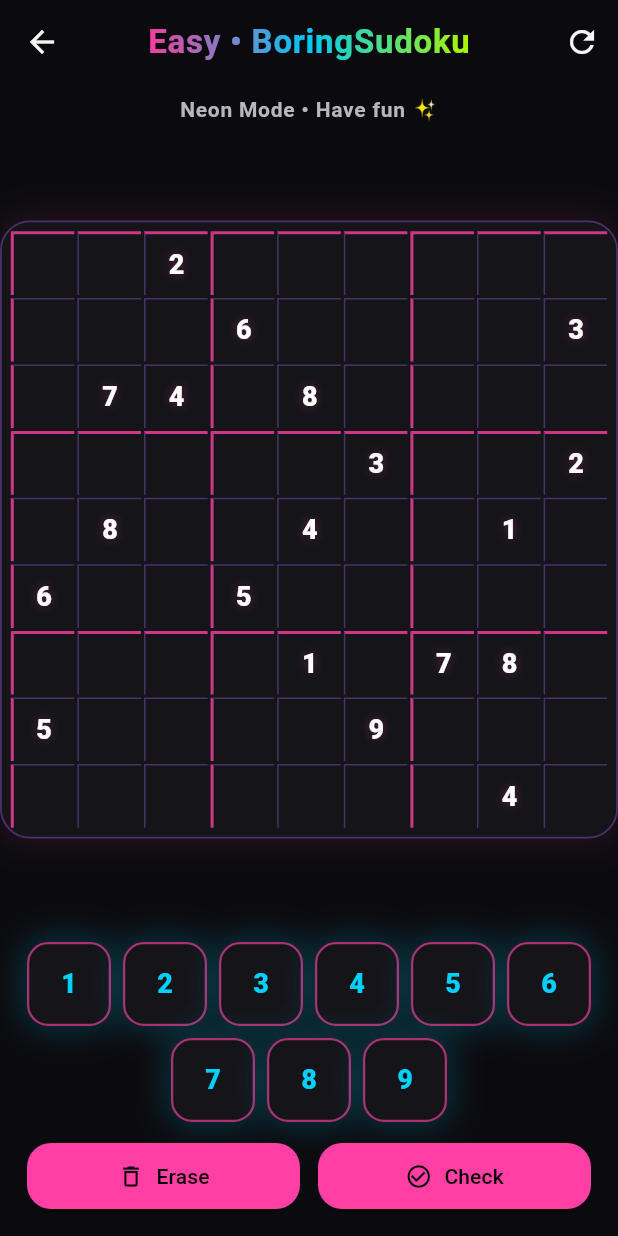
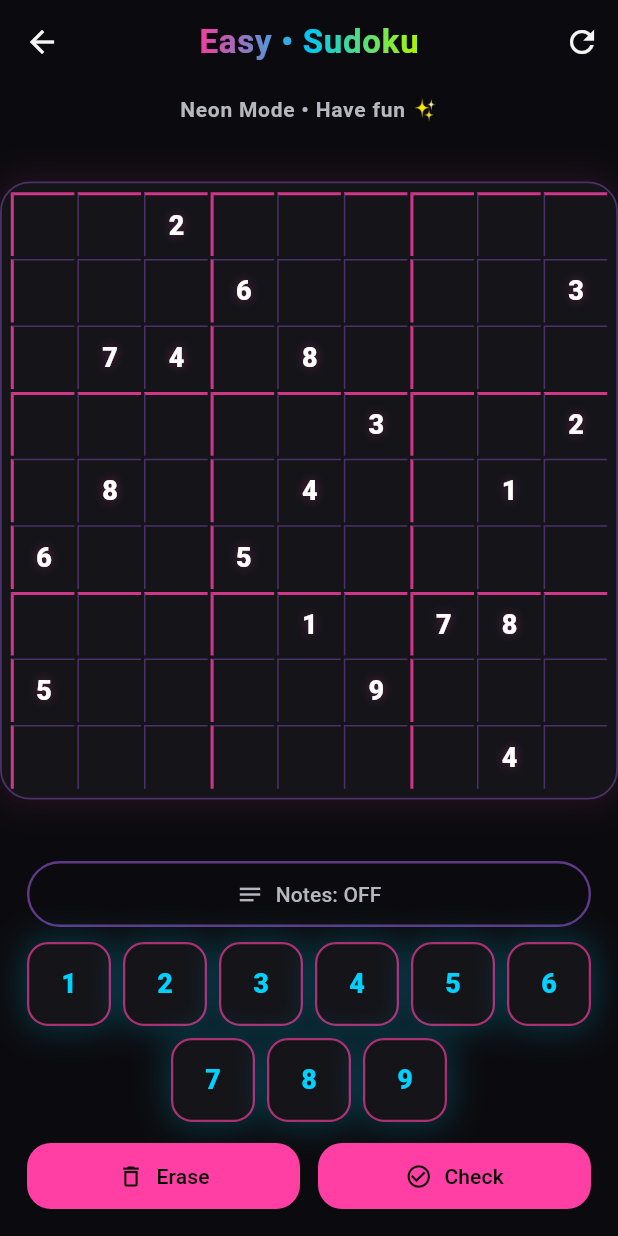
Before and after one commit to NohemyGraffe/Sudoku-Space-Theme, a Flutter app: the GameScreen screen opened directly, on a phone screen of 412 x 824 dp. Run offline on Flutter 3.47's test engine with Material 3 defaults, Android fonts, the light colour scheme and no system bars.

Commit message:
notes added

```diff
--- a/lib/models/sudoku_board.dart
+++ b/lib/models/sudoku_board.dart
@@ -5,6 +5,10 @@ import 'difficulty.dart';
 class SudokuModel {
   late List<List<int>> initial;
   late List<List<int>> board;
+
+  // NEW: per-cell notes (candidates 1..9)
+  late List<List<Set<int>>> notes;
+
   Difficulty currentDifficulty = Difficulty.easy;
   final _rand = Random();
 
@@ -18,14 +22,48 @@ class SudokuModel {
     final src = list[_rand.nextInt(list.length)];
     initial = src.map((r) => List<int>.from(r)).toList();
     board = src.map((r) => List<int>.from(r)).toList();
+    notes = List.generate(9, (_) => List.generate(9, (_) => <int>{}));
   }
 
+  bool isFixed(int r, int c) => initial[r][c] != 0;
+
+  // Set a definitive value (not a note)
   void setCell(int r, int c, int? value) {
     if (isFixed(r, c)) return;
     board[r][c] = value ?? 0;
+    // Clear notes in this cell whenever the value changes
+    notes[r][c].clear();
+
+    // If we placed a value, remove that candidate from peers (row/col/box)
+    final v = board[r][c];
+    if (v != 0) {
+      for (final p in _peersOf(r, c)) {
+        notes[p.$1][p.$2].remove(v);
+      }
+    }
   }
 
-  bool isFixed(int r, int c) => initial[r][c] != 0;
+  // NOTES API
+  Set<int> notesAt(int r, int c) => notes[r][c];
+
+  void toggleNote(int r, int c, int n) {
+    if (isFixed(r, c)) return;
+
+    // Make sure we can always attach notes to this editable cell.
+    // If somehow a value exists, clear it so notes can show.
+    if (board[r][c] != 0) {
+      board[r][c] = 0;
+    }
+
+    final s = notes[r][c];
+    if (!s.remove(n)) {
+      s.add(n);
+    }
+  }
+
+  void clearNotes(int r, int c) {
+    notes[r][c].clear();
+  }
 
   bool get isComplete {
     for (final row in board) {
@@ -50,13 +88,10 @@ class SudokuModel {
     if (board[r].where((x) => x == v).length > 1) return true;
     // Col
     int colCount = 0;
-    for (var i = 0; i < 9; i++) {
-      if (board[i][c] == v) colCount++;
-    }
+    for (var i = 0; i < 9; i++) if (board[i][c] == v) colCount++;
     if (colCount > 1) return true;
     // Box
-    final br = (r ~/ 3) * 3;
-    final bc = (c ~/ 3) * 3;
+    final br = (r ~/ 3) * 3, bc = (c ~/ 3) * 3;
     int boxCount = 0;
     for (int i = br; i < br + 3; i++) {
       for (int j = bc; j < bc + 3; j++) {
@@ -72,4 +107,24 @@ class SudokuModel {
     }
     return false;
   }
+
+  // Helpers
+  Iterable<(int, int)> _peersOf(int r, int c) sync* {
+    // Row peers
+    for (int j = 0; j < 9; j++) {
+      if (j != c) yield (r, j);
+    }
+    // Col peers
+    for (int i = 0; i < 9; i++) {
+      if (i != r) yield (i, c);
+    }
+    // Box peers
+    final br = (r ~/ 3) * 3, bc = (c ~/ 3) * 3;
+    for (int i = br; i < br + 3; i++) {
+      for (int j = bc; j < bc + 3; j++) {
+        if (i == r && j == c) continue;
+        yield (i, j);
+      }
+    }
+  }
 }
--- a/lib/screens/game_screen.dart
+++ b/lib/screens/game_screen.dart
@@ -17,6 +17,9 @@ class _GameScreenState extends State<GameScreen> {
   int? selectedRow;
   int? selectedCol;
 
+  // NEW: notes mode switch
+  bool notesMode = false;
+
   @override
   void initState() {
     super.initState();
@@ -31,16 +34,47 @@ class _GameScreenState extends State<GameScreen> {
   }
 
   void _onCellTap(int r, int c) {
-    if (model.isFixed(r, c)) return;
     setState(() {
       selectedRow = r;
       selectedCol = c;
     });
   }
 
-  void _onInput(int? value) {
+  void _onInput(int? valueOrNumber) {
     if (selectedRow == null || selectedCol == null) return;
-    model.setCell(selectedRow!, selectedCol!, value);
+    final r = selectedRow!, c = selectedCol!;
+
+    if (notesMode) {
+      debugPrint(
+        'NOTES path: r=$r c=$c v=$valueOrNumber fixed=${model.isFixed(r, c)}',
+      );
+      if (valueOrNumber == null) return;
+      if (model.isFixed(r, c)) {
+        ScaffoldMessenger.of(context).showSnackBar(
+          const SnackBar(content: Text('Select an empty cell to add notes.')),
+        );
+        return;
+      }
+      model.toggleNote(r, c, valueOrNumber);
+      debugPrint(
+        'After toggle: notes=${model.notesAt(r, c)} board=${model.board[r][c]}',
+      );
+      setState(() {});
+      return;
+    }
+
+    model.setCell(r, c, valueOrNumber);
+    setState(() {});
+  }
+
+  void _erase() {
+    if (selectedRow == null || selectedCol == null) return;
+    final r = selectedRow!, c = selectedCol!;
+    if (notesMode) {
+      model.clearNotes(r, c);
+    } else {
+      model.setCell(r, c, null);
+    }
     setState(() {});
   }
 
@@ -62,9 +96,7 @@ class _GameScreenState extends State<GameScreen> {
               AppColors.neonLime,
             ],
           ).createShader(rect),
-          child: Text(
-            '${difficultyLabel(model.currentDifficulty)} • BoringSudoku',
-          ),
+          child: Text('${difficultyLabel(model.currentDifficulty)} • Sudoku'),
         ),
         actions: [
           IconButton(
@@ -111,7 +143,36 @@ class _GameScreenState extends State<GameScreen> {
                 ),
               ),
             ),
-            const SizedBox(height: 16),
+            const SizedBox(height: 12),
+
+            // NEW: Notes toggle
+            Padding(
+              padding: const EdgeInsets.symmetric(horizontal: 18.0),
+              child: Row(
+                children: [
+                  Expanded(
+                    child: OutlinedButton.icon(
+                      icon: Icon(notesMode ? Icons.edit_note : Icons.notes),
+                      label: Text(notesMode ? 'Notes: ON' : 'Notes: OFF'),
+                      style: OutlinedButton.styleFrom(
+                        side: BorderSide(
+                          color: notesMode
+                              ? AppColors.neonCyan
+                              : AppColors.neonViolet.withOpacity(0.5),
+                          width: 1.6,
+                        ),
+                        foregroundColor: notesMode
+                            ? AppColors.neonCyan
+                            : AppColors.muted,
+                        padding: const EdgeInsets.symmetric(vertical: 12),
+                      ),
+                      onPressed: () => setState(() => notesMode = !notesMode),
+                    ),
+                  ),
+                ],
+              ),
+            ),
+            const SizedBox(height: 8),
 
             // Number pad
             Padding(
@@ -136,8 +197,8 @@ class _GameScreenState extends State<GameScreen> {
                   Expanded(
                     child: ElevatedButton.icon(
                       icon: const Icon(Icons.delete_outline),
-                      label: const Text('Erase'),
-                      onPressed: () => _onInput(null),
+                      label: Text(notesMode ? 'Clear Notes' : 'Erase'),
+                      onPressed: _erase,
                     ),
                   ),
                   const SizedBox(width: 12),
@@ -220,6 +281,9 @@ class _GameScreenState extends State<GameScreen> {
         final selected = (selectedRow == r && selectedCol == c);
         final fixed = model.isFixed(r, c);
         final conflict = model.isConflict(r, c);
+        final value = model.board[r][c];
+        final isEmpty = (value == 0);
+        final hasNotes = model.notesAt(r, c).isNotEmpty; // don’t tie to isEmpty
 
         final thickTop = r % 3 == 0;
         final thickLeft = c % 3 == 0;
@@ -227,7 +291,10 @@ class _GameScreenState extends State<GameScreen> {
         Color cellBg = Colors.transparent;
         if (selected) cellBg = AppColors.neonCyan.withOpacity(0.12);
 
-        return Container(
+        return GestureDetector(
+          behavior: HitTestBehavior.opaque, // makes the whole cell clickable
+          onTap: () => _onCellTap(r, c), // calls your tap handler
+          child: Container(
             decoration: BoxDecoration(
               color: cellBg,
               border: Border(
@@ -247,12 +314,15 @@ class _GameScreenState extends State<GameScreen> {
                 bottom: const BorderSide(color: Colors.transparent, width: 0),
               ),
             ),
-          child: InkWell(
-            onTap: () => _onCellTap(r, c),
-            borderRadius: BorderRadius.circular(6),
-            child: Center(
+            child: Padding(
+              padding: const EdgeInsets.all(3),
+              child: hasNotes
+                  ? _NotesGrid(notes: model.notesAt(r, c)) // no FittedBox here
+                  : FittedBox(
+                      // FittedBox only for big digits
+                      fit: BoxFit.scaleDown,
                       child: Text(
-                model.board[r][c] == 0 ? '' : model.board[r][c].toString(),
+                        isEmpty ? '' : value.toString(),
                         style: TextStyle(
                           fontWeight: fixed ? FontWeight.w800 : FontWeight.w600,
                           fontSize: 18,
@@ -276,8 +346,58 @@ class _GameScreenState extends State<GameScreen> {
                       ),
                     ),
             ),
+          ),
         );
       },
     );
   }
 }
+
+// Renders tiny 1..9 candidates in a 3x3 grid (properly spaced horizontally)
+class _NotesGrid extends StatelessWidget {
+  final Set<int> notes;
+  const _NotesGrid({required this.notes});
+
+  @override
+  Widget build(BuildContext context) {
+    return Padding(
+      padding: const EdgeInsets.all(0.2),
+      child: Table(
+        defaultVerticalAlignment: TableCellVerticalAlignment.middle,
+        columnWidths: const {
+          0: FlexColumnWidth(),
+          1: FlexColumnWidth(),
+          2: FlexColumnWidth(),
+        },
+        children: List.generate(3, (r) {
+          return TableRow(
+            children: List.generate(3, (c) {
+              final n = r * 3 + c + 1;
+              final present = notes.contains(n);
+              return Center(
+                child: Padding(
+                  padding: const EdgeInsets.only(bottom: 0.2),
+                  child: Text(
+                    present ? '$n' : '',
+                    strutStyle: const StrutStyle(
+                      forceStrutHeight: true,
+                      height: 1,
+                      fontSize: 7.2,
+                    ),
+                    style: TextStyle(
+                      fontSize: 7.2,
+                      fontWeight: FontWeight.w700,
+                      color: present
+                          ? AppColors.neonCyan.withOpacity(0.9)
+                          : Colors.transparent,
+                    ),
+                  ),
+                ),
+              );
+            }),
+          );
+        }),
+      ),
+    );
+  }
+}
--- a/lib/screens/home_screen.dart
+++ b/lib/screens/home_screen.dart
@@ -27,7 +27,7 @@ class HomeScreen extends StatelessWidget {
               AppColors.neonLime,
             ],
           ).createShader(rect),
-          child: const Text('BoringSudoku'),
+          child: const Text('Sudoku - Neon Theme'),
         ),
       ),
       body: Padding(
```
Lines whose indentation alone changed are shown as unchanged.
